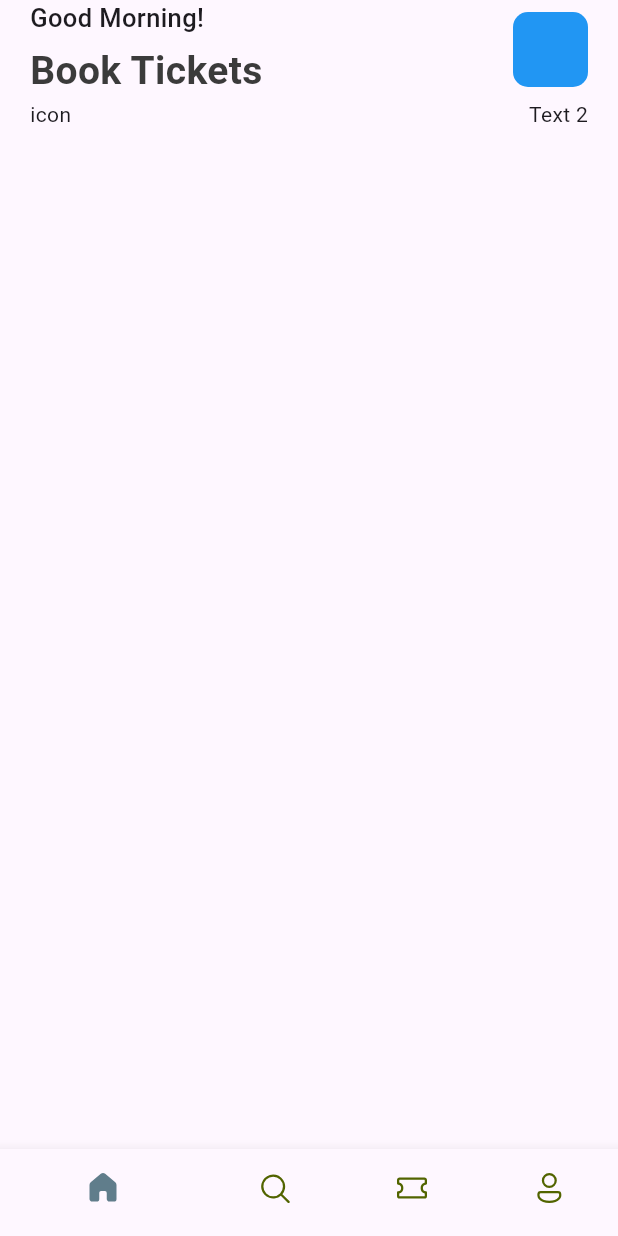
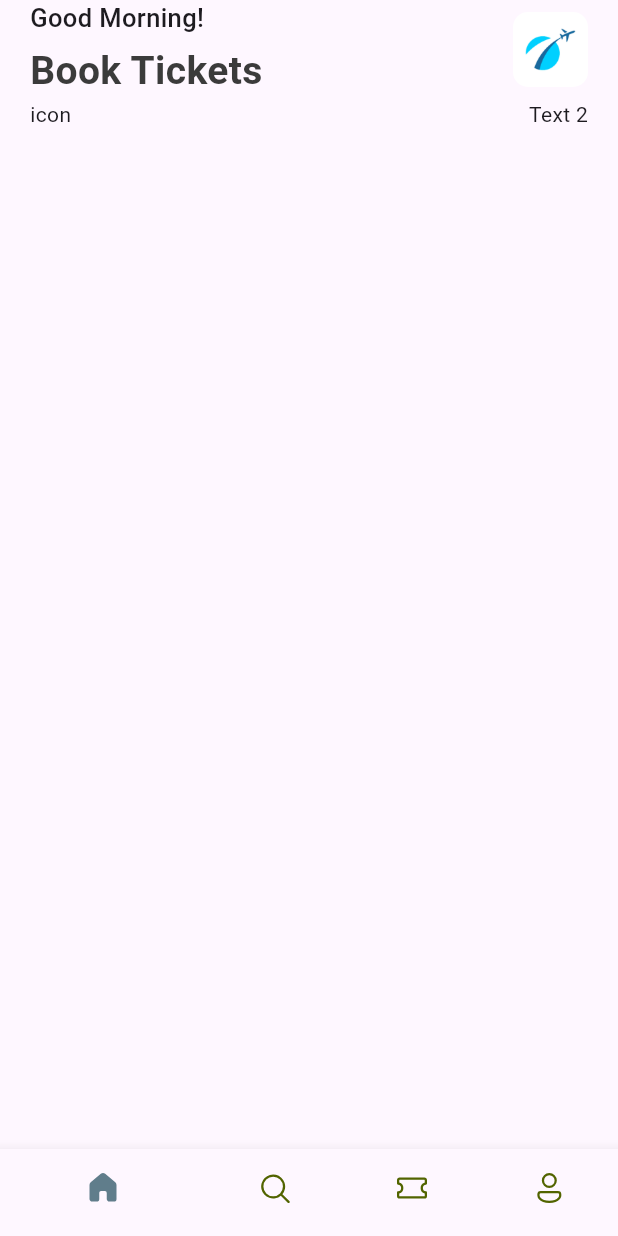
Before and after one commit to TimzonaTimothy/ticket_booking_mobile_app, a Flutter app: the screen it shows after launch, on a phone screen of 412 x 824 dp. Run offline on Flutter 3.47's test engine with Material 3 defaults, Android fonts, the phone set to English and light mode, and no system bars; our stand-ins replace fluentui_icons.

Commit message:
home page

```diff
--- /dev/null
+++ b/lib/base/res/media.dart
@@ -0,0 +1,4 @@
+class AppMedia{
+  static const _baseImage = "assets/images";
+  static const logo = '$_baseImage/logo.png';
+}
--- a/lib/screens/home_screen.dart
+++ b/lib/screens/home_screen.dart
@@ -1,4 +1,5 @@
 import 'package:flutter/material.dart';
+import 'package:ticket_app/base/res/media.dart';
 
 import '../base/res/styles/app_styles.dart';
 
@@ -44,8 +45,10 @@ class _HomeScreenState extends State<HomeScreen> {
                     Container(
                       width: 50,
                       height: 50,
-                      decoration:  BoxDecoration(color: Colors.blue,
-                      borderRadius: BorderRadius.circular(10),)
+                      decoration:  BoxDecoration(
+                      borderRadius: BorderRadius.circular(10),
+                      image: DecorationImage(image: AssetImage(AppMedia.logo))
+                      )
                     ),
                   ],
                 ),
```
